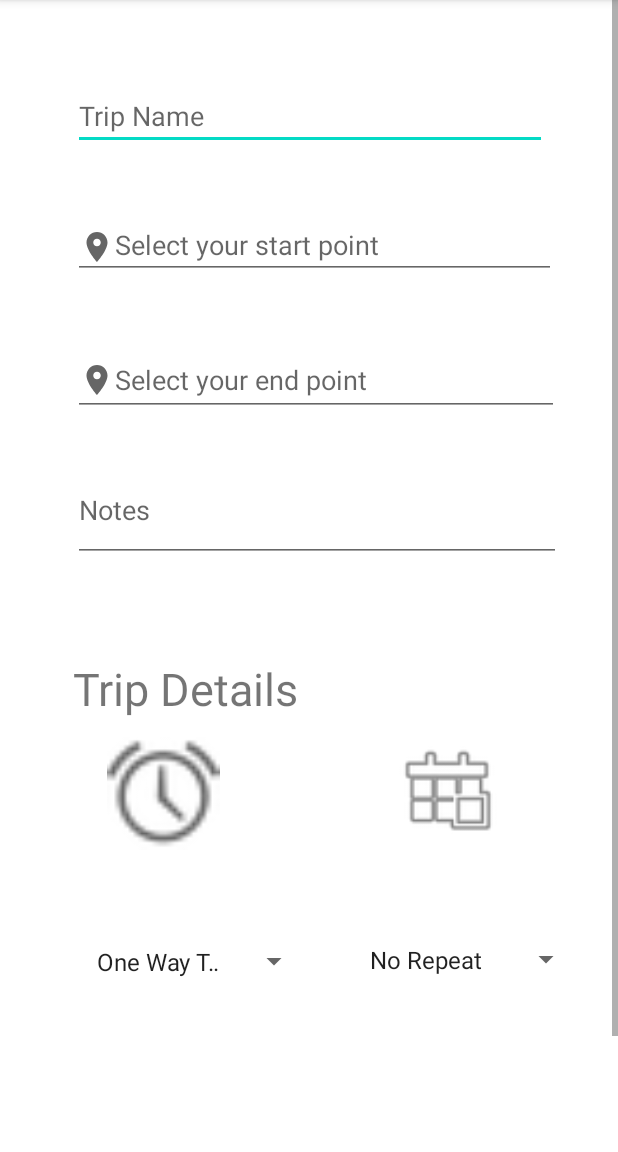
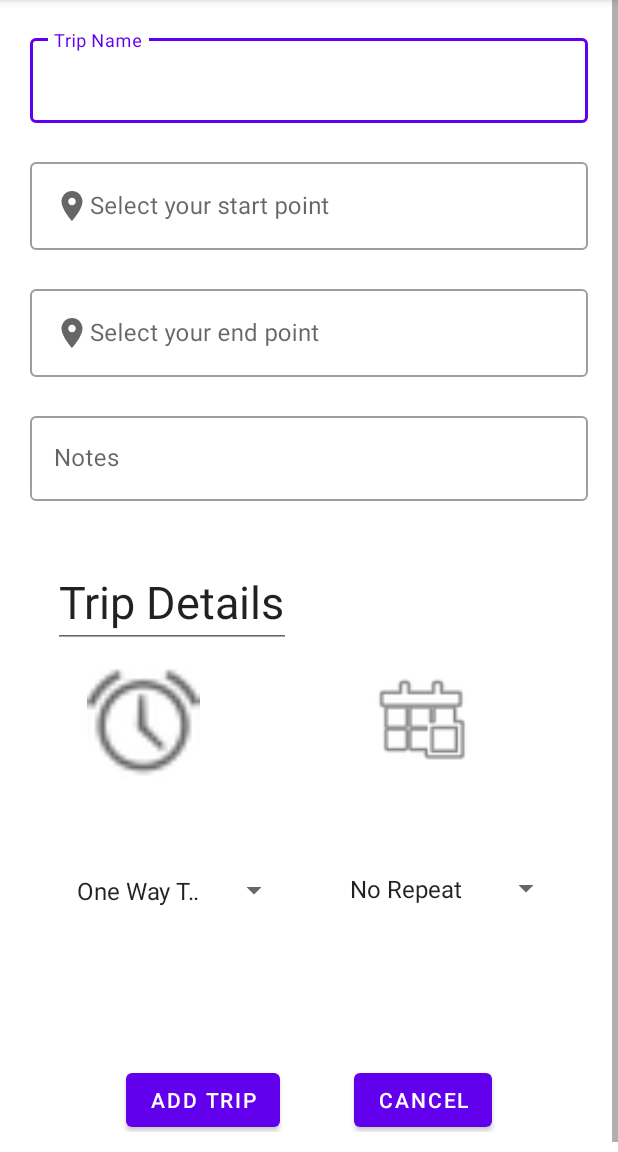
Before and after one commit to tripReminder/AndroidProject, an Android app: the NewTrip screen opened directly, with no data from a screen before it, on a phone screen of 412 x 824 dp, the part 84-1236 px from its top. Run offline under Robolectric (Android 15) with nearby library versions, the phone set to English and light mode, and no system bars; our stand-ins replace Firebase (no records; nobody signed in at launch, a user with empty details on screens opened directly), Room's generated code; Roboto replaces fonts that are not available here; 3 statements that could not run were skipped.

Commit message:
Validation in new trip page

```diff
--- a/app/build.gradle
+++ b/app/build.gradle
@@ -60,4 +60,5 @@ dependencies {
 
     implementation 'com.txusballesteros:bubbles:1.2.1'
     implementation 'de.hdodenhof:circleimageview:2.1.0'
+
 }
--- a/app/src/main/java/com/tripreminder/app/RecyclerViewAdapter.java
+++ b/app/src/main/java/com/tripreminder/app/RecyclerViewAdapter.java
@@ -86,7 +86,7 @@ public class RecyclerViewAdapter extends RecyclerView.Adapter<RecyclerViewAdapte
                                 break;
 
                             case  R.id.deleteBtn:
-                                //tripViewModel.delete(data[position]);
+                                tripViewModel.delete(data[position]);
 
 //                                new AlertDialog.Builder(context.getApplicationContext())
 //                                        .setTitle("Delete Trip")
--- a/app/src/main/res/layout/activity_new_trip.xml
+++ b/app/src/main/res/layout/activity_new_trip.xml
@@ -10,12 +10,153 @@
     <LinearLayout
         android:orientation="vertical"
         android:layout_width="match_parent"
-        android:layout_height="match_parent">
+        android:layout_height="match_parent"
+        android:padding="20dp">
+
+        <com.google.android.material.textfield.TextInputLayout
+            android:id="@+id/edtTripName"
+            android:layout_width="match_parent"
+            android:layout_height="wrap_content"
+            app:errorEnabled="true"
+            style="@style/Widget.MaterialComponents.TextInputLayout.OutlinedBox">
+
+            <com.google.android.material.textfield.TextInputEditText
+                android:layout_width="match_parent"
+                android:layout_height="wrap_content"
+                android:inputType="textPersonName"
+                android:hint="@string/trip_name" />
+        </com.google.android.material.textfield.TextInputLayout>
+
+        <com.google.android.material.textfield.TextInputLayout
+            android:id="@+id/edtStartPoint1"
+            android:layout_width="match_parent"
+            android:layout_height="wrap_content"
+            app:errorEnabled="true"
+            style="@style/Widget.MaterialComponents.TextInputLayout.OutlinedBox">
+            <com.google.android.material.textfield.TextInputEditText
+                android:id="@+id/edtStartPoint"
+                android:layout_width="match_parent"
+                android:layout_height="wrap_content"
+                android:drawableLeft="@drawable/ic_location"
+                android:inputType="textPersonName"
+                android:hint="@string/start_point" />
+        </com.google.android.material.textfield.TextInputLayout>
+
+
+        <com.google.android.material.textfield.TextInputLayout
+            android:id="@+id/edtEndPoint1"
+            android:layout_width="match_parent"
+            android:layout_height="wrap_content"
+            app:errorEnabled="true"
+            style="@style/Widget.MaterialComponents.TextInputLayout.OutlinedBox">
+            <com.google.android.material.textfield.TextInputEditText
+                android:id="@+id/edtEndPoint"
+                android:layout_width="match_parent"
+                android:layout_height="wrap_content"
+                android:drawableLeft="@drawable/ic_location"
+                android:inputType="textPersonName"
+                android:ems="10"
+                android:hint="@string/end_point" />
+        </com.google.android.material.textfield.TextInputLayout>
+
+        <com.google.android.material.textfield.TextInputLayout
+            android:id="@+id/edtNotes"
+            android:layout_width="match_parent"
+            android:layout_height="wrap_content"
+            app:errorEnabled="true"
+            style="@style/Widget.MaterialComponents.TextInputLayout.OutlinedBox">
+            <com.google.android.material.textfield.TextInputEditText
+                android:layout_width="match_parent"
+                android:layout_height="wrap_content"
+                android:hint="@string/notes"
+                android:inputType="textMultiLine"/>
+        </com.google.android.material.textfield.TextInputLayout>
+
 
         <androidx.constraintlayout.widget.ConstraintLayout
             android:layout_width="match_parent"
-            android:layout_height="854dp">
+            android:layout_height="400dp">
 
+
+            <TextView
+                android:id="@+id/textView"
+                android:layout_width="wrap_content"
+                android:layout_height="wrap_content"
+                android:layout_marginTop="16dp"
+                android:text="@string/trip_details"
+                android:textSize="30sp"
+                app:layout_constraintEnd_toEndOf="parent"
+                app:layout_constraintHorizontal_bias="0.072"
+                app:layout_constraintStart_toStartOf="parent"
+                app:layout_constraintTop_toTopOf="parent"
+                style="@android:style/Widget.EditText"/>
+
+            <ImageView
+                android:id="@+id/imageDate"
+                android:layout_width="89dp"
+                android:layout_height="69dp"
+                app:layout_constraintEnd_toEndOf="parent"
+                app:layout_constraintHorizontal_bias="0.582"
+                app:layout_constraintStart_toEndOf="@+id/imageTime"
+                app:layout_constraintTop_toTopOf="@+id/imageTime"
+                app:srcCompat="@android:drawable/ic_menu_today" />
+
+
+            <ImageView
+                android:id="@+id/imageTime"
+                android:layout_width="96dp"
+                android:layout_height="75dp"
+                android:layout_marginStart="12dp"
+                android:layout_marginTop="12dp"
+                app:layout_constraintStart_toStartOf="@+id/textView"
+                app:layout_constraintTop_toBottomOf="@+id/textView"
+                app:srcCompat="@android:drawable/ic_lock_idle_alarm" />
+
+
+
+            <Spinner
+                android:id="@+id/spinner1"
+                android:layout_width="150dp"
+                android:layout_height="34dp"
+                android:layout_marginStart="8dp"
+                android:layout_marginTop="32dp"
+                android:entries="@array/trip_type"
+                app:layout_constraintStart_toStartOf="@+id/textView"
+                app:layout_constraintTop_toBottomOf="@+id/txtTime" />
+            <Spinner
+                android:id="@+id/spinner2"
+                android:layout_width="149dp"
+                android:layout_height="31dp"
+                android:layout_marginStart="32dp"
+                android:entries="@array/trip_repetition"
+                app:layout_constraintStart_toEndOf="@+id/spinner1"
+                app:layout_constraintTop_toTopOf="@+id/spinner1" />
+
+            <TextView
+                android:id="@+id/txtTime"
+                android:layout_width="94dp"
+                android:layout_height="25dp"
+                android:gravity="center"
+                android:textSize="18sp"
+                android:focusable="true"
+                android:clickable="true"
+                android:focusableInTouchMode="true"
+                app:layout_constraintStart_toStartOf="@+id/imageTime"
+                app:layout_constraintTop_toBottomOf="@+id/imageTime"
+                tools:text="0000" />
+
+            <TextView
+                android:id="@+id/txtDate"
+                android:layout_width="110dp"
+                android:layout_height="25dp"
+                android:gravity="center"
+                android:textSize="18sp"
+                android:focusable="true"
+                android:clickable="true"
+                android:focusableInTouchMode="true"
+                app:layout_constraintStart_toStartOf="@+id/imageDate"
+                app:layout_constraintTop_toBottomOf="@+id/imageDate"
+                tools:text="00000000" />
             <ImageView
                 android:id="@+id/roundTime"
                 android:layout_width="96dp"
@@ -43,6 +184,9 @@
                 android:gravity="center"
                 android:textSize="18sp"
                 android:visibility="invisible"
+                android:focusable="true"
+                android:clickable="true"
+                android:focusableInTouchMode="true"
                 app:layout_constraintStart_toStartOf="@+id/roundDate"
                 app:layout_constraintTop_toBottomOf="@+id/roundDate"
                 tools:text="0000" />
@@ -54,84 +198,13 @@
                 android:gravity="center"
                 android:textSize="18sp"
                 android:visibility="invisible"
+                android:focusable="true"
+                android:clickable="true"
+                android:focusableInTouchMode="true"
                 app:layout_constraintStart_toStartOf="@+id/roundTime"
                 app:layout_constraintTop_toBottomOf="@+id/roundTime"
-                tools:text="0000" />
-
-            <EditText
-                android:id="@+id/edtTripName"
-                android:layout_width="316dp"
-                android:layout_height="44dp"
-                android:layout_marginTop="56dp"
-                android:ems="10"
-                android:hint="@string/trip_name"
-                android:inputType="textPersonName"
-                app:layout_constraintEnd_toEndOf="parent"
-                app:layout_constraintHorizontal_bias="0.505"
-                app:layout_constraintStart_toStartOf="parent"
-                app:layout_constraintTop_toTopOf="parent" />
-
-            <EditText
-                android:id="@+id/edtEndPoint"
-                android:layout_width="324dp"
-                android:layout_height="47dp"
-                android:layout_marginTop="44dp"
-                android:drawableLeft="@drawable/ic_location"
-                android:ems="10"
-                android:hint="@string/end_point"
-                android:inputType="textPersonName"
-                app:layout_constraintStart_toStartOf="@+id/edtStartPoint"
-                app:layout_constraintTop_toBottomOf="@+id/edtStartPoint" />
-
-            <TextView
-                android:id="@+id/textView"
-                android:layout_width="wrap_content"
-                android:layout_height="wrap_content"
-                android:layout_marginTop="64dp"
-                android:text="@string/trip_details"
-                android:textSize="30sp"
-                app:layout_constraintStart_toStartOf="@+id/edtNotes"
-                app:layout_constraintTop_toBottomOf="@+id/edtNotes" />
-
-            <ImageView
-                android:id="@+id/imageDate"
-                android:layout_width="89dp"
-                android:layout_height="69dp"
-                app:layout_constraintEnd_toEndOf="parent"
-                app:layout_constraintHorizontal_bias="0.582"
-                app:layout_constraintStart_toEndOf="@+id/imageTime"
-                app:layout_constraintTop_toTopOf="@+id/imageTime"
-                app:srcCompat="@android:drawable/ic_menu_today" />
-
-            <Spinner
-                android:id="@+id/spinner2"
-                android:layout_width="149dp"
-                android:layout_height="31dp"
-                android:layout_marginStart="32dp"
-                android:entries="@array/trip_repetition"
-                app:layout_constraintStart_toEndOf="@+id/spinner1"
-                app:layout_constraintTop_toTopOf="@+id/spinner1" />
-
-            <Button
-                android:id="@+id/btnAdd"
-                android:layout_width="wrap_content"
-                android:layout_height="wrap_content"
-                android:layout_marginStart="96dp"
-                android:text="@string/add"
-                app:layout_constraintBottom_toBottomOf="parent"
-                app:layout_constraintStart_toStartOf="parent"
-                app:layout_constraintTop_toBottomOf="@+id/txtRoundTime"
-                app:layout_constraintVertical_bias="0.489" />
-
-            <ImageView
-                android:id="@+id/imageTime"
-                android:layout_width="96dp"
-                android:layout_height="75dp"
-                android:layout_marginStart="12dp"
-                android:layout_marginTop="12dp"
-                app:layout_constraintStart_toStartOf="@+id/textView"
-                app:layout_constraintTop_toBottomOf="@+id/textView"
-                app:srcCompat="@android:drawable/ic_lock_idle_alarm" />
+                tools:text="0000"
+                />
 
             <Button
                 android:id="@+id/btnCancel"
@@ -140,62 +213,20 @@
                 android:layout_marginEnd="64dp"
                 android:text="@android:string/cancel"
                 app:layout_constraintEnd_toEndOf="parent"
+                app:layout_constraintHorizontal_bias="1.0"
                 app:layout_constraintStart_toEndOf="@+id/btnAdd"
                 app:layout_constraintTop_toTopOf="@+id/btnAdd" />
 
-            <Spinner
-                android:id="@+id/spinner1"
-                android:layout_width="150dp"
-                android:layout_height="34dp"
-                android:layout_marginStart="8dp"
-                android:layout_marginTop="32dp"
-                android:entries="@array/trip_type"
-                app:layout_constraintStart_toStartOf="@+id/textView"
-                app:layout_constraintTop_toBottomOf="@+id/txtTime" />
-
-            <EditText
-                android:id="@+id/edtStartPoint"
-                android:layout_width="322dp"
-                android:layout_height="42dp"
-                android:layout_marginTop="44dp"
-                android:drawableLeft="@drawable/ic_location"
-                android:ems="10"
-                android:hint="@string/start_point"
-                android:inputType="textPersonName"
-                app:layout_constraintStart_toStartOf="@+id/edtTripName"
-                app:layout_constraintTop_toBottomOf="@+id/edtTripName" />
-
-            <EditText
-                android:id="@+id/edtNotes"
-                android:layout_width="325dp"
-                android:layout_height="57dp"
-                android:layout_marginTop="40dp"
-                android:ems="10"
-                android:gravity="start|top"
-                android:hint="@string/notes"
-                android:inputType="textMultiLine"
-                app:layout_constraintStart_toStartOf="@+id/edtEndPoint"
-                app:layout_constraintTop_toBottomOf="@+id/edtEndPoint" />
-
-            <TextView
-                android:id="@+id/txtTime"
-                android:layout_width="94dp"
-                android:layout_height="25dp"
-                android:gravity="center"
-                android:textSize="18sp"
-                app:layout_constraintStart_toStartOf="@+id/imageTime"
-                app:layout_constraintTop_toBottomOf="@+id/imageTime"
-                tools:text="0000" />
-
-            <TextView
-                android:id="@+id/txtDate"
-                android:layout_width="110dp"
-                android:layout_height="25dp"
-                android:gravity="center"
-                android:textSize="18sp"
-                app:layout_constraintStart_toStartOf="@+id/imageDate"
-                app:layout_constraintTop_toBottomOf="@+id/imageDate"
-                tools:text="00000000" />
+            <Button
+                android:id="@+id/btnAdd"
+                android:layout_width="wrap_content"
+                android:layout_height="wrap_content"
+                android:layout_marginStart="64dp"
+                android:text="@string/add"
+                app:layout_constraintBottom_toBottomOf="parent"
+                app:layout_constraintStart_toStartOf="parent"
+                app:layout_constraintTop_toBottomOf="@+id/txtRoundTime"
+                app:layout_constraintVertical_bias="0.529" />
 
         </androidx.constraintlayout.widget.ConstraintLayout>
     </LinearLayout>
```
Also changed, not shown: app/src/main/java/com/tripreminder/app/MainActivity.java (+1 -8 lines), app/src/main/java/com/tripreminder/app/NewTrip.java (+73 -30 lines), app/src/main/java/com/tripreminder/app/Trip.java (+6 -55 lines), app/src/main/res/layout/activity_main.xml (+1 -19 lines).
